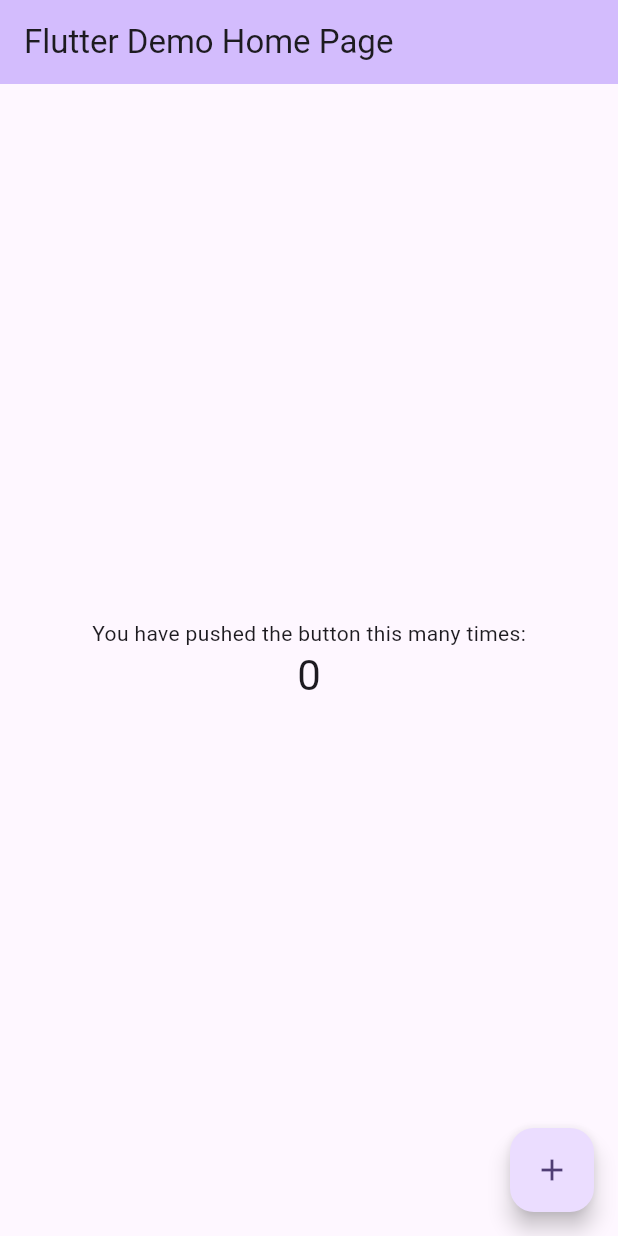
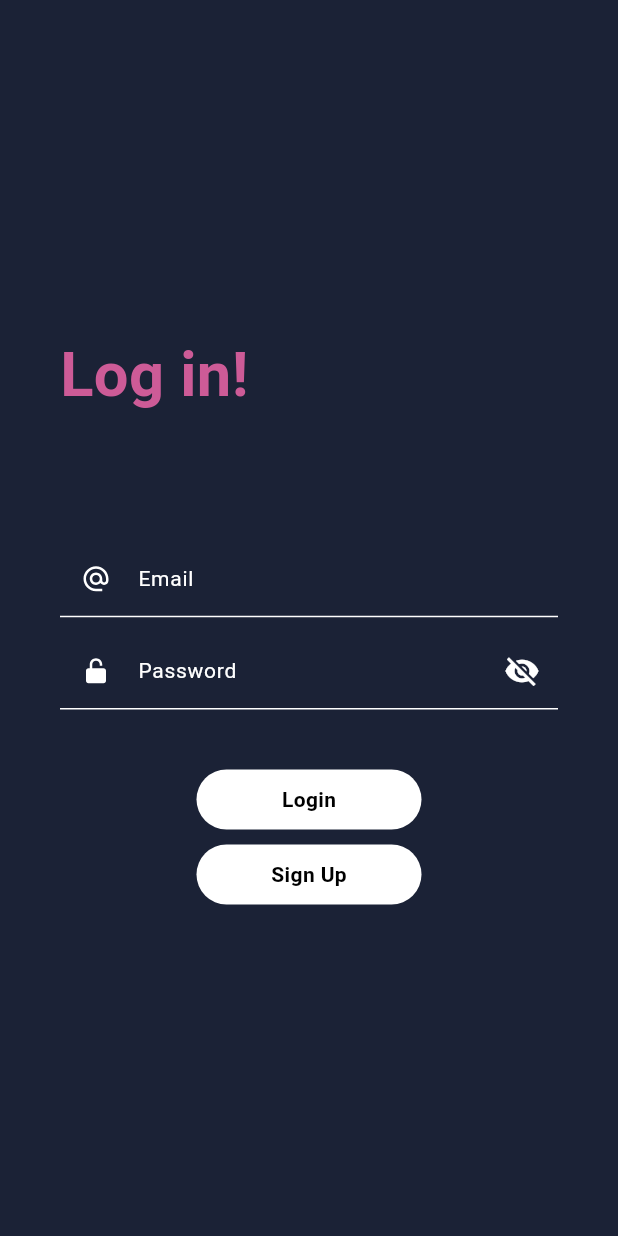
Before and after one commit to samiahmed01/Demo-Task, a Flutter app: the screen it shows after launch, on a phone screen of 412 x 824 dp. Run offline on Flutter 3.47's test engine with Material 3 defaults, Android fonts, the phone set to English and light mode, and no system bars; our stand-ins replace flutter_svg; Roboto replaces fonts that are missing (popins).

Commit message:
login and home screen design created

```diff
--- /dev/null
+++ b/lib/config/color/color.dart
@@ -0,0 +1,11 @@
+import 'package:flutter/material.dart';
+
+class AppColors {
+
+  static const Color primaryColor = Color(0xff1B2236);
+  static const Color pinkColor = Color(0xffCD5B97);
+  static const Color blackColor = Color(0xff000000);
+  static const Color whiteColor = Color(0xFFFFFFFF);
+  static const Color redColor = Color(0xFFF44336);
+
+}
--- a/lib/main.dart
+++ b/lib/main.dart
@@ -1,125 +1,24 @@
+import 'package:demotask/presentation/screens/home_screen.dart';
+import 'package:demotask/presentation/screens/login_screen.dart';
 import 'package:flutter/material.dart';
 
 void main() {
-  runApp(const MyApp());
+  runApp( MyApp());
 }
 
 class MyApp extends StatelessWidget {
-  const MyApp({super.key});
-
-  // This widget is the root of your application.
   @override
   Widget build(BuildContext context) {
     return MaterialApp(
-      title: 'Flutter Demo',
+      title: 'Demo Task',
       theme: ThemeData(
-        // This is the theme of your application.
-        //
-        // TRY THIS: Try running your application with "flutter run". You'll see
-        // the application has a purple toolbar. Then, without quitting the app,
-        // try changing the seedColor in the colorScheme below to Colors.green
-        // and then invoke "hot reload" (save your changes or press the "hot
-        // reload" button in a Flutter-supported IDE, or press "r" if you used
-        // the command line to start the app).
-        //
-        // Notice that the counter didn't reset back to zero; the application
-        // state is not lost during the reload. To reset the state, use hot
-        // restart instead.
-        //
-        // This works for code too, not just values: Most code changes can be
-        // tested with just a hot reload.
-        colorScheme: ColorScheme.fromSeed(seedColor: Colors.deepPurple),
-        useMaterial3: true,
+        primarySwatch: Colors.blue,
       ),
-      home: const MyHomePage(title: 'Flutter Demo Home Page'),
+      home: const LoginScreen(),
+      routes: {
+        '/login': (context) => const LoginScreen(),
+        '/home': (context) => const HomeScreen(),
+      },
     );
   }
 }
-
-class MyHomePage extends StatefulWidget {
-  const MyHomePage({super.key, required this.title});
-
-  // This widget is the home page of your application. It is stateful, meaning
-  // that it has a State object (defined below) that contains fields that affect
-  // how it looks.
-
-  // This class is the configuration for the state. It holds the values (in this
-  // case the title) provided by the parent (in this case the App widget) and
-  // used by the build method of the State. Fields in a Widget subclass are
-  // always marked "final".
-
-  final String title;
-
-  @override
-  State<MyHomePage> createState() => _MyHomePageState();
-}
-
-class _MyHomePageState extends State<MyHomePage> {
-  int _counter = 0;
-
-  void _incrementCounter() {
-    setState(() {
-      // This call to setState tells the Flutter framework that something has
-      // changed in this State, which causes it to rerun the build method below
-      // so that the display can reflect the updated values. If we changed
-      // _counter without calling setState(), then the build method would not be
-      // called again, and so nothing would appear to happen.
-      _counter++;
-    });
-  }
-
-  @override
-  Widget build(BuildContext context) {
-    // This method is rerun every time setState is called, for instance as done
-    // by the _incrementCounter method above.
-    //
-    // The Flutter framework has been optimized to make rerunning build methods
-    // fast, so that you can just rebuild anything that needs updating rather
-    // than having to individually change instances of widgets.
-    return Scaffold(
-      appBar: AppBar(
-        // TRY THIS: Try changing the color here to a specific color (to
-        // Colors.amber, perhaps?) and trigger a hot reload to see the AppBar
-        // change color while the other colors stay the same.
-        backgroundColor: Theme.of(context).colorScheme.inversePrimary,
-        // Here we take the value from the MyHomePage object that was created by
-        // the App.build method, and use it to set our appbar title.
-        title: Text(widget.title),
-      ),
-      body: Center(
-        // Center is a layout widget. It takes a single child and positions it
-        // in the middle of the parent.
-        child: Column(
-          // Column is also a layout widget. It takes a list of children and
-          // arranges them vertically. By default, it sizes itself to fit its
-          // children horizontally, and tries to be as tall as its parent.
-          //
-          // Column has various properties to control how it sizes itself and
-          // how it positions its children. Here we use mainAxisAlignment to
-          // center the children vertically; the main axis here is the vertical
-          // axis because Columns are vertical (the cross axis would be
-          // horizontal).
-          //
-          // TRY THIS: Invoke "debug painting" (choose the "Toggle Debug Paint"
-          // action in the IDE, or press "p" in the console), to see the
-          // wireframe for each widget.
-          mainAxisAlignment: MainAxisAlignment.center,
-          children: <Widget>[
-            const Text(
-              'You have pushed the button this many times:',
-            ),
-            Text(
-              '$_counter',
-              style: Theme.of(context).textTheme.headlineMedium,
-            ),
-          ],
-        ),
-      ),
-      floatingActionButton: FloatingActionButton(
-        onPressed: _incrementCounter,
-        tooltip: 'Increment',
-        child: const Icon(Icons.add),
-      ), // This trailing comma makes auto-formatting nicer for build methods.
-    );
-  }
-}
--- /dev/null
+++ b/lib/presentation/screens/home_screen.dart
@@ -0,0 +1,37 @@
+import 'package:demotask/config/color/color.dart';
+import 'package:flutter/material.dart';
+
+class HomeScreen extends StatefulWidget {
+  const HomeScreen({super.key});
+
+  @override
+  State<HomeScreen> createState() => _HomeScreenState();
+}
+
+class _HomeScreenState extends State<HomeScreen> {
+  @override
+  Widget build(BuildContext context) {
+    return Scaffold(
+      backgroundColor: AppColors.primaryColor,
+      appBar: AppBar(
+        backgroundColor: AppColors.primaryColor,
+        title: Text('Home',style: TextStyle(color: AppColors.whiteColor),),
+      ),
+      body: Center(
+        child: Column(
+          mainAxisAlignment: MainAxisAlignment.center,
+          children: [
+            Text('Welcome to the home screen!',style: TextStyle(color: AppColors.whiteColor)),
+            SizedBox(height: 20),
+            ElevatedButton(
+              onPressed: () {
+
+              },
+              child: Text('Sign Out'),
+            ),
+          ],
+        ),
+      ),
+    );
+  }
+}
--- /dev/null
+++ b/lib/presentation/screens/login_screen.dart
@@ -0,0 +1,169 @@
+import 'package:demotask/config/color/color.dart';
+import 'package:flutter/material.dart';
+import 'package:flutter_svg/flutter_svg.dart';
+
+class LoginScreen extends StatefulWidget {
+  const LoginScreen({super.key});
+
+  @override
+  State<LoginScreen> createState() => _LoginScreenState();
+}
+
+class _LoginScreenState extends State<LoginScreen> {
+
+  final _formKey = GlobalKey<FormState>();
+  final _emailController = TextEditingController();
+  final _passwordController = TextEditingController();
+  bool _obscureText = true;
+
+  @override
+  Widget build(BuildContext context) {
+    return Scaffold(
+      backgroundColor: AppColors.primaryColor,
+      body: Padding(
+        padding: const EdgeInsets.all(40.0),
+        child: Form(
+          key: _formKey,
+          child: Column(
+            mainAxisAlignment: MainAxisAlignment.center,
+            crossAxisAlignment: CrossAxisAlignment.start,
+            children: [
+              const Text("Log in!",style: TextStyle(fontSize: 41,fontWeight: FontWeight.w600,color: AppColors.pinkColor),),
+              const SizedBox(
+                height: 80.0,
+              ),
+              TextFormField(
+                style: const TextStyle(fontFamily: 'popins',fontSize: 14,color: AppColors.whiteColor),
+                cursorColor: AppColors.whiteColor,
+                decoration: InputDecoration(
+                  floatingLabelBehavior: FloatingLabelBehavior.never,
+                  prefixIcon: SvgPicture.asset('assets/icons/email_ic.svg',fit: BoxFit.scaleDown,),
+                  labelText: 'Email',
+                  labelStyle: const TextStyle(fontFamily: 'popins',fontSize: 14,color: AppColors.whiteColor),
+                  enabledBorder: const UnderlineInputBorder(
+                    borderSide: BorderSide(color: Colors.white),
+                  ),
+                  focusedBorder: const UnderlineInputBorder(
+                    borderSide: BorderSide(color: Colors.white),
+                  ),
+                  errorStyle: const TextStyle(
+                      color: AppColors.redColor,
+                      fontSize: 11
+                  ),
+                  focusedErrorBorder: const UnderlineInputBorder(
+                    borderSide: BorderSide(color: Colors.white),
+                  ),
+                  errorBorder: const UnderlineInputBorder(
+                    borderSide: BorderSide(color: AppColors.redColor),
+                  ),
+                  disabledBorder: const UnderlineInputBorder(
+                    borderSide: BorderSide(color: Colors.white),
+                  ),
+                  border: const UnderlineInputBorder(
+                    borderSide: BorderSide(color: Colors.white),
+                  ),
+
+                ),
+                controller: _emailController,
+                validator: (value) {
+                  if (value == null || value.isEmpty) {
+                    return 'Please enter an email';
+                  }
+                  else if(!RegExp(r"^[a-zA-Z0-9.a-zA-Z0-9.!#$%&'*+-/=?^_`{|}~]+@[a-zA-Z0-9]+\.[a-zA-Z]+").hasMatch(value)){
+                    return 'Please enter valid email';
+                  }
+                  return null;
+                },
+              ),
+              const SizedBox(
+                height: 10.0,
+              ),
+              TextFormField(
+                obscureText: _obscureText,
+                controller: _passwordController,// Hides the text being typed
+                style: const TextStyle(fontFamily: 'popins',fontSize: 14,color: AppColors.whiteColor),
+                cursorColor: AppColors.whiteColor,
+                decoration: InputDecoration(
+                  floatingLabelBehavior: FloatingLabelBehavior.never,
+                  prefixIcon: SvgPicture.asset('assets/icons/password_ic.svg',fit: BoxFit.scaleDown,),
+                  labelText: 'Password',
+                  suffixIcon: IconButton(
+                    color: AppColors.whiteColor,
+                    icon: Icon(
+                      _obscureText ? Icons.visibility_off : Icons.visibility,
+                    ),
+                    onPressed: () {
+                      setState(() {
+                        _obscureText = !_obscureText;
+                      });
+                    },
+                  ),
+                  labelStyle: const TextStyle(fontFamily: 'popins',fontSize: 14,color: AppColors.whiteColor),
+                  enabledBorder: const UnderlineInputBorder(
+                    borderSide: BorderSide(color: Colors.white),
+                  ),
+                  focusedBorder: const UnderlineInputBorder(
+                    borderSide: BorderSide(color: Colors.white),
+                  ),
+                  errorStyle: const TextStyle(
+                      color: AppColors.redColor,
+                      fontSize: 11
+                  ),
+                  focusedErrorBorder: const UnderlineInputBorder(
+                    borderSide: BorderSide(color: Colors.white),
+                  ),
+                  errorBorder: const UnderlineInputBorder(
+                    borderSide: BorderSide(color: AppColors.redColor),
+                  ),
+                  disabledBorder: const UnderlineInputBorder(
+                    borderSide: BorderSide(color: Colors.white),
+                  ),
+                  border: const UnderlineInputBorder(
+                    borderSide: BorderSide(color: Colors.white),
+                  ),
+
+                ),
+                validator: (value) {
+                  if (value == null || value.isEmpty) {
+                    return 'Please enter your password';
+                  }
+                  return null;
+                },
+              ),
+              const SizedBox(height: 40),
+              Center(
+                child: InkWell(
+                  onTap: () {
+                    if (_formKey.currentState!.validate()) {
+
+                    }
+                  },
+                  child: Container(
+                    height: 40.0,
+                      width: 150,
+                      decoration: const BoxDecoration(color: AppColors.whiteColor,
+                      borderRadius: BorderRadius.all(Radius.circular(95))),
+                      child: const Center(child: Text('Login',style: TextStyle(fontWeight: FontWeight.w600,fontSize: 14,color: AppColors.blackColor),))),
+                ),
+              ),
+              const SizedBox(height: 10),
+              Center(
+                child: InkWell(
+                  onTap: () {
+
+                  },
+                  child: Container(
+                      height: 40.0,
+                      width: 150,
+                      decoration: const BoxDecoration(color: AppColors.whiteColor,
+                          borderRadius: BorderRadius.all(Radius.circular(95))),
+                      child: const Center(child: Text('Sign Up',style: TextStyle(fontWeight: FontWeight.w600,fontSize: 14,color: AppColors.blackColor),))),
+                ),
+              ),
+            ],
+          ),
+        ),
+      ),
+    );
+  }
+}
--- a/pubspec.yaml
+++ b/pubspec.yaml
@@ -38,6 +38,7 @@ dependencies:
   flutter_bloc: ^7.0.0
   firebase_auth: ^5.1.4
   firebase_core: ^3.3.0
+  flutter_svg: ^2.0.10+1
 
 dev_dependencies:
   flutter_test:
```
Also changed, not shown: pubspec.lock, 1 other file.
